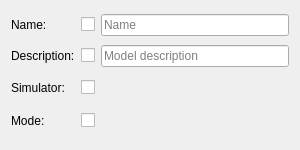
Qt form src/blackgui/editors/modelmappingmodifyform.ui (swift-project/pilotclient) before a commit.
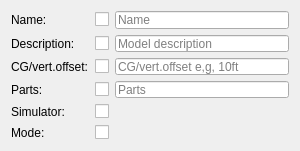
The same form after that commit. Custom widgets are drawn as their Qt base class.

Commit message: Ref T265, Ref T430, added parts and CG to modify form

```diff
--- a/src/blackgui/editors/modelmappingmodifyform.ui
+++ b/src/blackgui/editors/modelmappingmodifyform.ui
@@ -7,7 +7,7 @@
     <x>0</x>
     <y>0</y>
     <width>300</width>
-    <height>150</height>
+    <height>151</height>
    </rect>
   </property>
   <property name="minimumSize">
@@ -20,23 +20,20 @@
    <string>Modify model data</string>
   </property>
   <layout class="QGridLayout" name="gl_ModelMappingModifyForm">
-   <item row="2" column="2">
+   <item row="0" column="2">
+    <widget class="QCheckBox" name="cb_Name">
+     <property name="text">
+      <string/>
+     </property>
+    </widget>
+   </item>
+   <item row="4" column="2">
     <widget class="QCheckBox" name="cb_Simulator">
      <property name="text">
       <string/>
      </property>
     </widget>
    </item>
-   <item row="2" column="3">
-    <widget class="BlackGui::Components::CSimulatorSelector" name="selector_SimulatorSelector">
-     <property name="minimumSize">
-      <size>
-       <width>0</width>
-       <height>24</height>
-      </size>
-     </property>
-    </widget>
-   </item>
    <item row="1" column="1">
     <widget class="QLabel" name="lbl_Description">
      <property name="text">
@@ -47,20 +44,24 @@
      </property>
     </widget>
    </item>
-   <item row="0" column="2">
-    <widget class="QCheckBox" name="cb_Name">
+   <item row="4" column="1">
+    <widget class="QLabel" name="lbl_Simulator">
+     <property name="text">
+      <string>Simulator:</string>
+     </property>
+    </widget>
+   </item>
+   <item row="1" column="2">
+    <widget class="QCheckBox" name="cb_Description">
      <property name="text">
       <string/>
      </property>
     </widget>
    </item>
-   <item row="0" column="1">
-    <widget class="QLabel" name="lbl_Name">
+   <item row="5" column="1">
+    <widget class="QLabel" name="lbl_Mode">
      <property name="text">
-      <string>Name:</string>
-     </property>
-     <property name="buddy">
-      <cstring>le_Name</cstring>
+      <string>Mode:</string>
      </property>
     </widget>
    </item>
@@ -74,17 +75,10 @@
      </property>
     </widget>
    </item>
-   <item row="1" column="2">
-    <widget class="QCheckBox" name="cb_Description">
-     <property name="text">
-      <string/>
-     </property>
-    </widget>
-   </item>
    <item row="2" column="1">
-    <widget class="QLabel" name="lbl_Simulator">
+    <widget class="QLabel" name="lbl_CG">
      <property name="text">
-      <string>Simulator:</string>
+      <string>CG/vert.offset:</string>
      </property>
     </widget>
    </item>
@@ -101,30 +95,81 @@
      </property>
     </widget>
    </item>
-   <item row="3" column="1">
-    <widget class="QLabel" name="lbl_Mode">
-     <property name="text">
-      <string>Mode:</string>
-     </property>
-    </widget>
-   </item>
-   <item row="3" column="3">
+   <item row="5" column="3" alignment="Qt::AlignLeft">
     <widget class="BlackGui::Components::CModelModeSelector" name="selector_ModeSelector">
      <property name="minimumSize">
       <size>
-       <width>0</width>
-       <height>24</height>
+       <width>100</width>
+       <height>0</height>
       </size>
      </property>
     </widget>
    </item>
-   <item row="3" column="2">
+   <item row="4" column="3" alignment="Qt::AlignLeft">
+    <widget class="BlackGui::Components::CSimulatorSelector" name="selector_SimulatorSelector">
+     <property name="minimumSize">
+      <size>
+       <width>100</width>
+       <height>0</height>
+      </size>
+     </property>
+    </widget>
+   </item>
+   <item row="5" column="2">
     <widget class="QCheckBox" name="cb_Mode">
      <property name="text">
       <string/>
      </property>
     </widget>
    </item>
+   <item row="0" column="1">
+    <widget class="QLabel" name="lbl_Name">
+     <property name="text">
+      <string>Name:</string>
+     </property>
+     <property name="buddy">
+      <cstring>le_Name</cstring>
+     </property>
+    </widget>
+   </item>
+   <item row="2" column="2">
+    <widget class="QCheckBox" name="cb_CG">
+     <property name="text">
+      <string/>
+     </property>
+    </widget>
+   </item>
+   <item row="2" column="3">
+    <widget class="QLineEdit" name="le_CG">
+     <property name="placeholderText">
+      <string>CG/vert.offset e,g, 10ft</string>
+     </property>
+    </widget>
+   </item>
+   <item row="3" column="3">
+    <widget class="QLineEdit" name="le_Parts">
+     <property name="text">
+      <string/>
+     </property>
+     <property name="placeholderText">
+      <string>Parts</string>
+     </property>
+    </widget>
+   </item>
+   <item row="3" column="1">
+    <widget class="QLabel" name="lbl_Parts">
+     <property name="text">
+      <string>Parts:</string>
+     </property>
+    </widget>
+   </item>
+   <item row="3" column="2">
+    <widget class="QCheckBox" name="cb_Parts">
+     <property name="text">
+      <string/>
+     </property>
+    </widget>
+   </item>
   </layout>
  </widget>
  <customwidgets>
```
Left out of the diff: 4 changed lines with no effect on the pictures. The commit also changes 2 other files.
